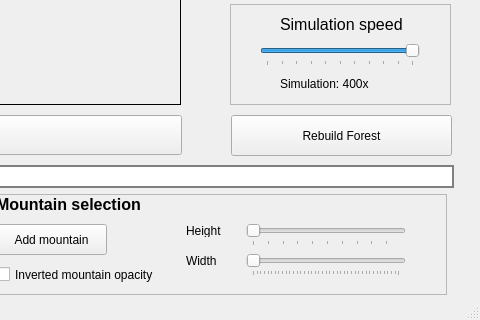
Before: the Qt Designer form gui/mainwindow.ui in Arpa97/ProgettoFisica, drawn with Qt 5; both pictures show x 514 to 994 and y 315 to 635 of the 994 by 635 pixel window.
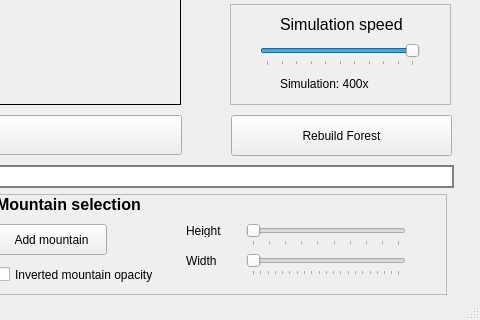
After: the same form once the commit is applied. Icons and pictures are not drawn.

What changed in the file:
```diff
--- a/gui/mainwindow.ui
+++ b/gui/mainwindow.ui
@@ -655,6 +655,12 @@
      <property name="minimum">
       <number>1</number>
      </property>
+     <property name="maximum">
+      <number>10</number>
+     </property>
+     <property name="pageStep">
+      <number>1</number>
+     </property>
      <property name="orientation">
       <enum>Qt::Horizontal</enum>
      </property>
@@ -675,7 +681,7 @@
       <number>1</number>
      </property>
      <property name="maximum">
-      <number>400</number>
+      <number>200</number>
      </property>
      <property name="orientation">
       <enum>Qt::Horizontal</enum>
```
